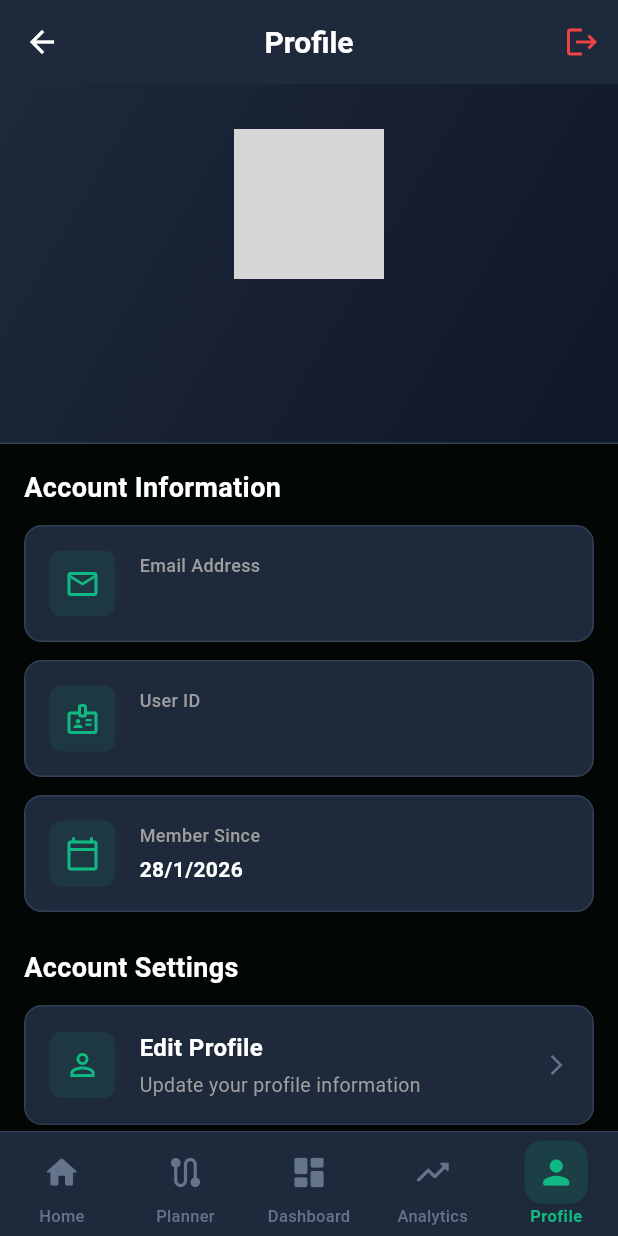
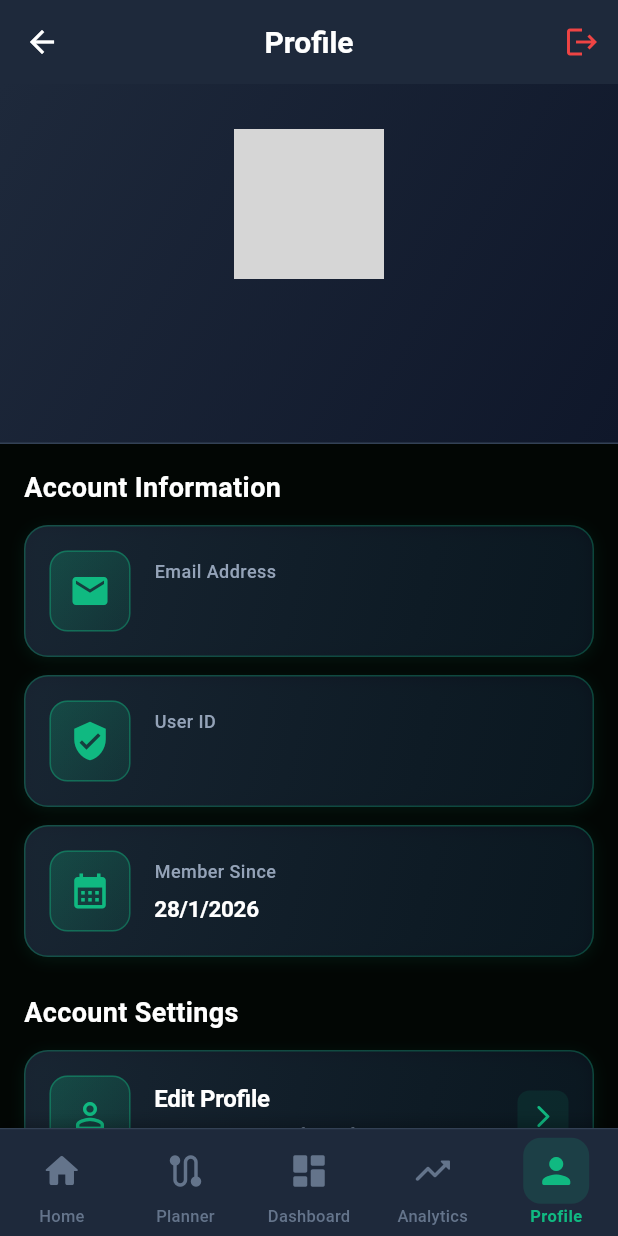
Before and after one commit to aniket-gawande/TRINETRA-APP, a Flutter app: the ProfileScreen screen opened by its route, on a phone screen of 412 x 824 dp. Run offline on Flutter 3.47's test engine with Material 3 defaults, Android fonts, the phone set to English and light mode, and no system bars; our stand-ins replace dio, firebase_core, flutter_map, geolocator, google_sign_in, latlong2 and 1 more; accounts and stored records are empty; network calls fail; grey boxes are pictures that could not be loaded.

Commit message:
new code was updated

```diff
--- a/lib/components/app_drawer.dart
+++ b/lib/components/app_drawer.dart
@@ -36,30 +36,30 @@ class AppDrawer extends StatelessWidget {
             ),
           ),
           ListTile(
-            leading: const Icon(Icons.home, color: Color(0xFF10b981)),
-            title: const Text('Home', style: TextStyle(color: Colors.white)),
+            leading: Icon(Icons.home_rounded, color: const Color(0xFF10b981), size: 28),
+            title: const Text('Home', style: TextStyle(color: Colors.white, fontSize: 16, fontWeight: FontWeight.w600)),
             onTap: () => Navigator.pushReplacementNamed(context, '/'),
           ),
           if (user != null) ...[
             ListTile(
-              leading: const Icon(Icons.map, color: Color(0xFF3b82f6)),
-              title: const Text('Map Planner', style: TextStyle(color: Colors.white)),
+              leading: Icon(Icons.route_rounded, color: const Color(0xFF3b82f6), size: 28),
+              title: const Text('Map Planner', style: TextStyle(color: Colors.white, fontSize: 16, fontWeight: FontWeight.w600)),
               onTap: () => Navigator.pushReplacementNamed(context, '/planner'),
             ),
             ListTile(
-              leading: const Icon(Icons.dashboard, color: Color(0xFF8b5cf6)),
-              title: const Text('Dashboard', style: TextStyle(color: Colors.white)),
+              leading: Icon(Icons.dashboard_rounded, color: const Color(0xFF8b5cf6), size: 28),
+              title: const Text('Dashboard', style: TextStyle(color: Colors.white, fontSize: 16, fontWeight: FontWeight.w600)),
               onTap: () => Navigator.pushReplacementNamed(context, '/dashboard'),
             ),
             ListTile(
-              leading: const Icon(Icons.analytics, color: Color(0xFFf59e0b)),
-              title: const Text('Analytics', style: TextStyle(color: Colors.white)),
+              leading: Icon(Icons.trending_up_rounded, color: const Color(0xFFf59e0b), size: 28),
+              title: const Text('Analytics', style: TextStyle(color: Colors.white, fontSize: 16, fontWeight: FontWeight.w600)),
               onTap: () => Navigator.pushReplacementNamed(context, '/analytics'),
             ),
             const Divider(color: Color(0xFF334155)),
             ListTile(
-              leading: const Icon(Icons.logout, color: Colors.red),
-              title: const Text('Logout', style: TextStyle(color: Colors.red)),
+              leading: Icon(Icons.logout_rounded, color: Colors.red, size: 28),
+              title: const Text('Logout', style: TextStyle(color: Colors.red, fontSize: 16, fontWeight: FontWeight.w600)),
               onTap: () {
                 auth.logout();
                 Navigator.pushReplacementNamed(context, '/login');
@@ -67,8 +67,8 @@ class AppDrawer extends StatelessWidget {
             ),
           ] else
             ListTile(
-              leading: const Icon(Icons.login, color: Color(0xFF10b981)),
-              title: const Text('Login', style: TextStyle(color: Colors.white)),
+              leading: Icon(Icons.login_rounded, color: const Color(0xFF10b981), size: 28),
+              title: const Text('Login', style: TextStyle(color: Colors.white, fontSize: 16, fontWeight: FontWeight.w600)),
               onTap: () => Navigator.pushReplacementNamed(context, '/login'),
             ),
         ],
--- a/lib/components/bottom_nav_bar.dart
+++ b/lib/components/bottom_nav_bar.dart
@@ -57,7 +57,13 @@ class BottomNavBar extends StatelessWidget {
                     : Colors.transparent,
                 borderRadius: BorderRadius.circular(12),
               ),
-              child: const Icon(Icons.home_rounded, size: 26),
+              child: Icon(
+                Icons.home_rounded,
+                size: 28,
+                color: selectedIndex == 0
+                    ? const Color(0xFF10b981)
+                    : const Color(0xFF64748b),
+              ),
             ),
             label: 'Home',
           ),
@@ -70,7 +76,13 @@ class BottomNavBar extends StatelessWidget {
                     : Colors.transparent,
                 borderRadius: BorderRadius.circular(12),
               ),
-              child: const Icon(Icons.route_rounded, size: 26),
+              child: Icon(
+                Icons.route_rounded,
+                size: 28,
+                color: selectedIndex == 1
+                    ? const Color(0xFF10b981)
+                    : const Color(0xFF64748b),
+              ),
             ),
             label: 'Planner',
           ),
@@ -83,7 +95,13 @@ class BottomNavBar extends StatelessWidget {
                     : Colors.transparent,
                 borderRadius: BorderRadius.circular(12),
               ),
-              child: const Icon(Icons.dashboard_rounded, size: 26),
+              child: Icon(
+                Icons.dashboard_rounded,
+                size: 28,
+                color: selectedIndex == 2
+                    ? const Color(0xFF10b981)
+                    : const Color(0xFF64748b),
+              ),
             ),
             label: 'Dashboard',
           ),
@@ -96,7 +114,13 @@ class BottomNavBar extends StatelessWidget {
                     : Colors.transparent,
                 borderRadius: BorderRadius.circular(12),
               ),
-              child: const Icon(Icons.trending_up_rounded, size: 26),
+              child: Icon(
+                Icons.trending_up_rounded,
+                size: 28,
+                color: selectedIndex == 3
+                    ? const Color(0xFF10b981)
+                    : const Color(0xFF64748b),
+              ),
             ),
             label: 'Analytics',
           ),
@@ -109,7 +133,13 @@ class BottomNavBar extends StatelessWidget {
                     : Colors.transparent,
                 borderRadius: BorderRadius.circular(12),
               ),
-              child: const Icon(Icons.person_rounded, size: 26),
+              child: Icon(
+                Icons.person_rounded,
+                size: 28,
+                color: selectedIndex == 4
+                    ? const Color(0xFF10b981)
+                    : const Color(0xFF64748b),
+              ),
             ),
             label: 'Profile',
           ),
--- a/lib/screens/profile_screen.dart
+++ b/lib/screens/profile_screen.dart
@@ -204,7 +204,7 @@ class _ProfileScreenState extends State<ProfileScreen> {
 
                       // Email Card
                       _buildInfoCard(
-                        icon: Icons.email_outlined,
+                        icon: Icons.mail,
                         label: 'Email Address',
                         value: user.email,
                       ),
@@ -212,7 +212,7 @@ class _ProfileScreenState extends State<ProfileScreen> {
 
                       // User ID Card
                       _buildInfoCard(
-                        icon: Icons.badge_outlined,
+                        icon: Icons.verified_user,
                         label: 'User ID',
                         value: user.id,
                       ),
@@ -220,7 +220,7 @@ class _ProfileScreenState extends State<ProfileScreen> {
 
                       // Member Since Card
                       _buildInfoCard(
-                        icon: Icons.calendar_today_outlined,
+                        icon: Icons.calendar_month,
                         label: 'Member Since',
                         value: user.createdAt != null
                             ? '${user.createdAt!.day}/${user.createdAt!.month}/${user.createdAt!.year}'
@@ -256,7 +256,7 @@ class _ProfileScreenState extends State<ProfileScreen> {
                       const SizedBox(height: 8),
 
                       _buildSettingTile(
-                        icon: Icons.security_outlined,
+                        icon: Icons.security,
                         title: 'Privacy & Security',
                         subtitle: 'Manage your privacy settings',
                         onTap: () {
@@ -271,7 +271,7 @@ class _ProfileScreenState extends State<ProfileScreen> {
                       const SizedBox(height: 8),
 
                       _buildSettingTile(
-                        icon: Icons.notifications_outlined,
+                        icon: Icons.notifications,
                         title: 'Notifications',
                         subtitle: 'Manage notification preferences',
                         onTap: () {
@@ -286,7 +286,7 @@ class _ProfileScreenState extends State<ProfileScreen> {
                       const SizedBox(height: 8),
 
                       _buildSettingTile(
-                        icon: Icons.help_outline,
+                        icon: Icons.help,
                         title: 'Help & Support',
                         subtitle: 'Get help and contact support',
                         onTap: () {
@@ -340,19 +340,49 @@ class _ProfileScreenState extends State<ProfileScreen> {
     return Container(
       padding: const EdgeInsets.all(16),
       decoration: BoxDecoration(
-        color: const Color(0xFF1e293b),
-        border: Border.all(color: const Color(0xFF334155)),
-        borderRadius: BorderRadius.circular(12),
+        gradient: LinearGradient(
+          colors: [
+            const Color(0xFF1e293b).withValues(alpha: 0.8),
+            const Color(0xFF0f172a).withValues(alpha: 0.6),
+          ],
+          begin: Alignment.topLeft,
+          end: Alignment.bottomRight,
+        ),
+        border: Border.all(
+          color: const Color(0xFF10b981).withValues(alpha: 0.3),
+        ),
+        borderRadius: BorderRadius.circular(16),
+        boxShadow: [
+          BoxShadow(
+            color: const Color(0xFF10b981).withValues(alpha: 0.1),
+            blurRadius: 8,
+            offset: const Offset(0, 2),
+          ),
+        ],
       ),
       child: Row(
         children: [
           Container(
-            padding: const EdgeInsets.all(10),
+            padding: const EdgeInsets.all(12),
             decoration: BoxDecoration(
-              color: const Color(0xFF10b981).withOpacity(0.1),
-              borderRadius: BorderRadius.circular(8),
+              gradient: LinearGradient(
+                colors: [
+                  const Color(0xFF10b981).withValues(alpha: 0.25),
+                  const Color(0xFF10b981).withValues(alpha: 0.1),
+                ],
+                begin: Alignment.topLeft,
+                end: Alignment.bottomRight,
+              ),
+              border: Border.all(
+                color: const Color(0xFF10b981).withValues(alpha: 0.4),
+              ),
+              borderRadius: BorderRadius.circular(12),
             ),
-            child: Icon(icon, color: const Color(0xFF10b981)),
+            child: Icon(
+              icon,
+              color: const Color(0xFF10b981),
+              size: 28,
+            ),
           ),
           const SizedBox(width: 16),
           Expanded(
@@ -362,20 +392,23 @@ class _ProfileScreenState extends State<ProfileScreen> {
                 Text(
                   label,
                   style: const TextStyle(
-                    color: Colors.grey,
+                    color: Color(0xFF94a3b8),
                     fontSize: 12,
                     fontWeight: FontWeight.w500,
+                    letterSpacing: 0.3,
                   ),
                 ),
-                const SizedBox(height: 4),
+                const SizedBox(height: 6),
                 Text(
                   value,
                   style: const TextStyle(
                     color: Colors.white,
-                    fontSize: 14,
+                    fontSize: 15,
                     fontWeight: FontWeight.w600,
+                    letterSpacing: -0.2,
                   ),
                   overflow: TextOverflow.ellipsis,
+                  maxLines: 2,
                 ),
               ],
             ),
@@ -395,23 +428,55 @@ class _ProfileScreenState extends State<ProfileScreen> {
       color: Colors.transparent,
       child: InkWell(
         onTap: onTap,
-        borderRadius: BorderRadius.circular(12),
+        borderRadius: BorderRadius.circular(16),
+        splashColor: const Color(0xFF10b981).withValues(alpha: 0.2),
+        highlightColor: const Color(0xFF10b981).withValues(alpha: 0.15),
         child: Container(
           padding: const EdgeInsets.all(16),
           decoration: BoxDecoration(
-            color: const Color(0xFF1e293b),
-            border: Border.all(color: const Color(0xFF334155)),
-            borderRadius: BorderRadius.circular(12),
+            gradient: LinearGradient(
+              colors: [
+                const Color(0xFF1e293b).withValues(alpha: 0.8),
+                const Color(0xFF0f172a).withValues(alpha: 0.6),
+              ],
+              begin: Alignment.topLeft,
+              end: Alignment.bottomRight,
+            ),
+            border: Border.all(
+              color: const Color(0xFF10b981).withValues(alpha: 0.3),
+            ),
+            borderRadius: BorderRadius.circular(16),
+            boxShadow: [
+              BoxShadow(
+                color: const Color(0xFF10b981).withValues(alpha: 0.1),
+                blurRadius: 8,
+                offset: const Offset(0, 2),
+              ),
+            ],
           ),
           child: Row(
             children: [
               Container(
-                padding: const EdgeInsets.all(10),
+                padding: const EdgeInsets.all(12),
                 decoration: BoxDecoration(
-                  color: const Color(0xFF10b981).withOpacity(0.1),
-                  borderRadius: BorderRadius.circular(8),
+                  gradient: LinearGradient(
+                    colors: [
+                      const Color(0xFF10b981).withValues(alpha: 0.25),
+                      const Color(0xFF10b981).withValues(alpha: 0.1),
+                    ],
+                    begin: Alignment.topLeft,
+                    end: Alignment.bottomRight,
+                  ),
+                  border: Border.all(
+                    color: const Color(0xFF10b981).withValues(alpha: 0.4),
+                  ),
+                  borderRadius: BorderRadius.circular(12),
                 ),
-                child: Icon(icon, color: const Color(0xFF10b981)),
+                child: Icon(
+                  icon,
+                  color: const Color(0xFF10b981),
+                  size: 28,
+                ),
               ),
               const SizedBox(width: 16),
               Expanded(
@@ -423,24 +488,34 @@ class _ProfileScreenState extends State<ProfileScreen> {
                       style: const TextStyle(
                         color: Colors.white,
                         fontSize: 16,
-                        fontWeight: FontWeight.w600,
+                        fontWeight: FontWeight.w700,
+                        letterSpacing: -0.2,
                       ),
                     ),
                     const SizedBox(height: 4),
                     Text(
                       subtitle,
                       style: const TextStyle(
-                        color: Colors.grey,
+                        color: Color(0xFF94a3b8),
                         fontSize: 13,
+                        fontWeight: FontWeight.w400,
                       ),
                     ),
                   ],
                 ),
               ),
-              const Icon(
-                Icons.arrow_forward_ios,
-                color: Color(0xFF64748b),
-                size: 16,
+              const SizedBox(width: 8),
+              Container(
+                padding: const EdgeInsets.all(8),
+                decoration: BoxDecoration(
+                  color: const Color(0xFF10b981).withValues(alpha: 0.1),
+                  borderRadius: BorderRadius.circular(8),
+                ),
+                child: const Icon(
+                  Icons.arrow_forward_ios_rounded,
+                  color: Color(0xFF10b981),
+                  size: 18,
+                ),
               ),
             ],
           ),
```
